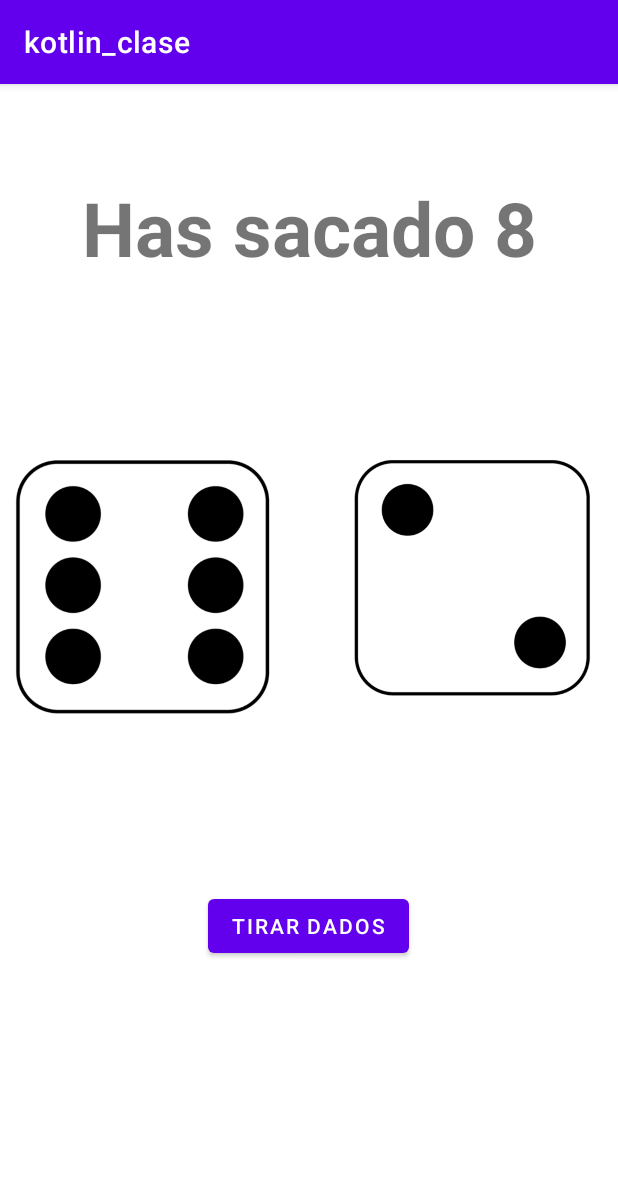
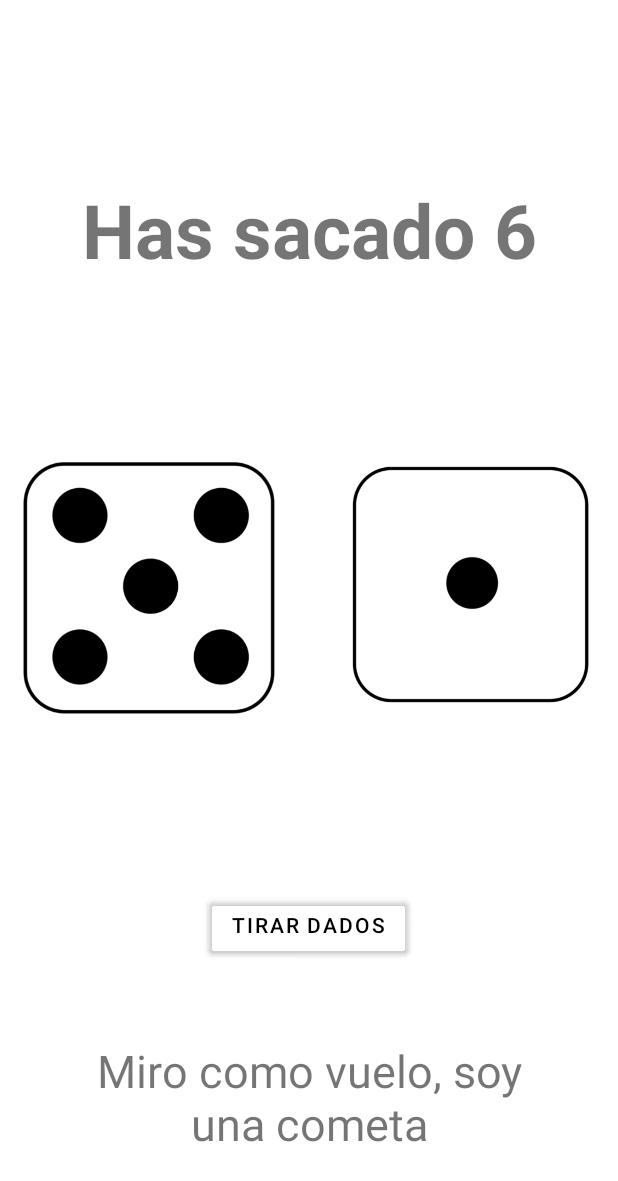
Before and after one commit to daviiid99/Kotlin_Dados, an Android app: the screen it shows after launch (MainActivity), after a tap on "TIRAR DADOS", on a phone screen of 412 x 824 dp. Shown: the top 1181 px of the screen. Run offline under Robolectric (Android 15) with nearby library versions, the phone set to English and light mode, and no system bars.

Commit message:
Add new features

```diff
--- a/app/src/main/java/com/daviiid99/kotlin_clase/Dados.kt
+++ b/app/src/main/java/com/daviiid99/kotlin_clase/Dados.kt
@@ -1,6 +1,11 @@
 package com.daviiid99.kotlin_clase
 
+import android.annotation.SuppressLint
+import android.content.ContentResolver
+import android.content.Context
 import android.graphics.drawable.Drawable
+import android.provider.Settings.System.getString
+import androidx.core.content.res.TypedArrayUtils.getText
 import kotlin.random.Random
 
 class dados {
@@ -14,32 +19,15 @@ class dados {
 
 
     fun getSum(dado1 : Int, dado2 : Int): Int{
-
-        var result_1 = when (dado1) {
-            0 -> 1
-            1 -> 2
-            2 -> 3
-            3 -> 4
-            4 -> 5
-            else -> 6
-        }
-
-         var result_2 = when(dado2){
-             0 -> 1
-             1 -> 2
-             2 -> 3
-             3 -> 4
-             4 -> 5
-             else -> 6
-        }
-
-        return  result_1 + result_2
+        return  dado1 + dado2
     }
 
     fun tirarDados(){
         // Generate random positions from 1 to 6
         dado1 = Random.nextInt(posiciones[0], posiciones[posiciones.size - 1])
         dado2 = Random.nextInt(posiciones[0], posiciones[posiciones.size - 1])
+        print("dado1 : $dado1")
+        print("dado2 : $dado2")
         dices_sum = getSum(dado1, dado2)
     }
 
@@ -47,8 +35,31 @@ class dados {
         return dices_sum
     }
 
+    @SuppressLint("RestrictedApi")
+    fun getDicesPhrase(context : Context) : String {
+        // Return a original phrase based on dices result
+
+
+        var phrase : String = when(getDicesSum()){
+         2 -> context.getString( R.string.frase_2) as String
+         3 -> context.getString( R.string.frase_3)
+         4 -> context.getString( R.string.frase_4)
+         5 -> context.getString( R.string.frase_5)
+         6 -> context.getString( R.string.frase_6)
+         7 -> context.getString( R.string.frase_7)
+         8 -> context.getString( R.string.frase_8)
+         9 -> context.getString( R.string.frase_9)
+         10 ->context.getString( R.string.frase_10)
+         11 ->context.getString( R.string.frase_11)
+         else ->context.getString( R.string.frase_12)
+        }
+
+        println(phrase);
+        return phrase;
+    }
+
     fun getDados() : List<Int>{
-      return listOf<Int>(dices_images[dado1], dices_images[dado2])
+      return listOf<Int>(dices_images[dado1 -1], dices_images[dado2 -1])
     }
 
 
--- a/app/src/main/java/com/daviiid99/kotlin_clase/MainActivity.kt
+++ b/app/src/main/java/com/daviiid99/kotlin_clase/MainActivity.kt
@@ -1,5 +1,6 @@
 package com.daviiid99.kotlin_clase
 
+import android.content.Context
 import androidx.appcompat.app.AppCompatActivity
 import android.os.Bundle
 import android.view.View
@@ -12,22 +13,16 @@ class MainActivity : AppCompatActivity() {
     override fun onCreate(savedInstanceState: Bundle?) {
         super.onCreate(savedInstanceState)
         setContentView(R.layout.activity_main)
-
-        val boton = findViewById<Button>(R.id.boton)
         var contador : Int = 0
         var juego = dados()
-        var dados_img = findViewById<ImageView>(R.id.dados) // Banner
-        var dice_1 = findViewById<ImageView>(R.id.dice_1)
-        var dice_2 = findViewById<ImageView>(R.id.dice_2)
         var dices_images = listOf<Int>()
-        var title = findViewById<TextView>(R.id.result)
         var suma = 0
 
-        boton.setOnClickListener {
+        findViewById<Button>(R.id.boton).setOnClickListener {
             // Throw the dices and get the result!
 
             // First, hide the dices example
-            dados_img.visibility = View.GONE
+            findViewById<ImageView>(R.id.dados).visibility = View.GONE
 
             // Throw the dices
             juego.tirarDados()
@@ -37,15 +32,18 @@ class MainActivity : AppCompatActivity() {
 
             // Change title with result
             suma = juego.getDicesSum()
-            title.text = "Has sacado $suma"
+            findViewById<TextView>(R.id.result).text = "Has sacado $suma"
 
             // Update dices result
-            dice_1.setImageResource(dices_images[0])
-            dice_2.setImageResource(dices_images[1])
+            findViewById<ImageView>(R.id.dice_1).setImageResource(dices_images[0])
+            findViewById<ImageView>(R.id.dice_2).setImageResource(dices_images[1])
 
             // Display current dices into display
-            dice_1.visibility = View.VISIBLE
-            dice_2.visibility = View.VISIBLE
+            findViewById<ImageView>(R.id.dice_1).visibility = View.VISIBLE
+            findViewById<ImageView>(R.id.dice_2).visibility = View.VISIBLE
+
+            // Display current phrase
+            findViewById<TextView>(R.id.frase).text = "${juego.getDicesPhrase(this )}";
 
 
             contador ++
--- a/app/src/main/res/layout/activity_main.xml
+++ b/app/src/main/res/layout/activity_main.xml
@@ -4,6 +4,7 @@
     xmlns:tools="http://schemas.android.com/tools"
     android:layout_width="match_parent"
     android:layout_height="match_parent"
+    android:padding="1dp"
     tools:context=".MainActivity">
 
     <Button
@@ -11,6 +12,7 @@
         android:layout_width="wrap_content"
         android:layout_height="wrap_content"
         android:text="Tirar Dados"
+        android:visibility="visible"
         app:layout_constraintBottom_toBottomOf="parent"
         app:layout_constraintEnd_toEndOf="parent"
         app:layout_constraintHorizontal_bias="0.498"
@@ -76,4 +78,22 @@
         app:layout_constraintTop_toBottomOf="@+id/result"
         app:srcCompat="@drawable/dado_1" />
 
+    <com.google.android.material.textfield.TextInputLayout
+        android:layout_width="315dp"
+        android:layout_height="78dp"
+        tools:layout_editor_absoluteX="32dp"
+        tools:layout_editor_absoluteY="431dp"/>
+
+    <TextView
+        android:id="@+id/frase"
+        android:layout_width="294dp"
+        android:layout_height="77dp"
+        android:text="..."
+        android:textAlignment="center"
+        android:textSize="30dp"
+        app:layout_constraintBottom_toBottomOf="parent"
+        app:layout_constraintEnd_toEndOf="parent"
+        app:layout_constraintStart_toStartOf="parent"
+        app:layout_constraintTop_toBottomOf="@+id/boton" />
+
 </androidx.constraintlayout.widget.ConstraintLayout>
--- a/app/src/main/res/values/strings.xml
+++ b/app/src/main/res/values/strings.xml
@@ -1,3 +1,14 @@
 <resources>
     <string name="app_name">kotlin_clase</string>
+    <string name="frase_2">¿Compartes uno?</string>
+    <string name="frase_3">Formamos un triangulo!</string>
+    <string name="frase_4">¿Tengo forma cuadrada?</string>
+    <string name="frase_5">5 lobitos tiene la loba</string>
+    <string name="frase_6">Miro como vuelo, soy una cometa</string>
+    <string name="frase_7">7 días tiene una semana</string>
+    <string name="frase_8">Hasta el infinito y más allá!</string>
+    <string name="frase_9">Maldito estás!</string>
+    <string name="frase_10">10 son multitud</string>
+    <string name="frase_11">Interesante, muy interesante</string>
+    <string name="frase_12">12 meses tiene un año</string>
 </resources>
--- a/app/src/main/res/values/themes.xml
+++ b/app/src/main/res/values/themes.xml
@@ -1,16 +1,17 @@
 <resources xmlns:tools="http://schemas.android.com/tools">
     <!-- Base application theme. -->
-    <style name="Theme.Kotlin_clase" parent="Theme.MaterialComponents.DayNight.DarkActionBar">
+    <style name="Theme.Kotlin_clase" parent="Theme.MaterialComponents.Light.DarkActionBar">
+        <item name="android:windowFullscreen">true</item>
         <!-- Primary brand color. -->
-        <item name="colorPrimary">@color/purple_500</item>
+        <item name="colorPrimary">@android:color/transparent</item>
         <item name="colorPrimaryVariant">@color/purple_700</item>
-        <item name="colorOnPrimary">@color/white</item>
+        <item name="colorOnPrimary">@color/black</item>
         <!-- Secondary brand color. -->
         <item name="colorSecondary">@color/teal_200</item>
         <item name="colorSecondaryVariant">@color/teal_700</item>
         <item name="colorOnSecondary">@color/black</item>
         <!-- Status bar color. -->
-        <item name="android:statusBarColor" tools:targetApi="l">?attr/colorPrimaryVariant</item>
+        <item name="android:statusBarColor" tools:targetApi="l">@android:color/transparent</item>
         <!-- Customize your theme here. -->
     </style>
 </resources>
```
